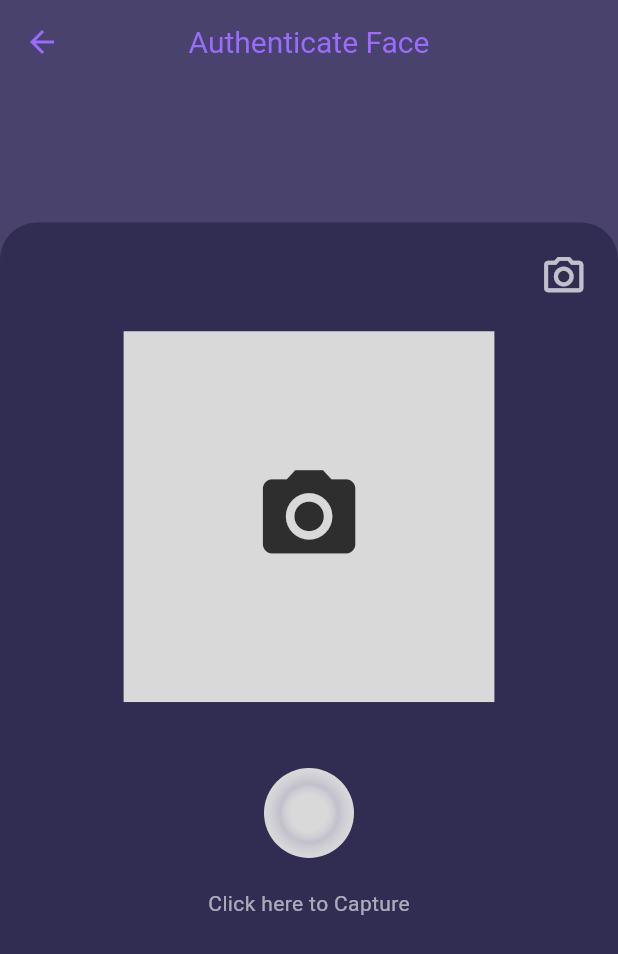
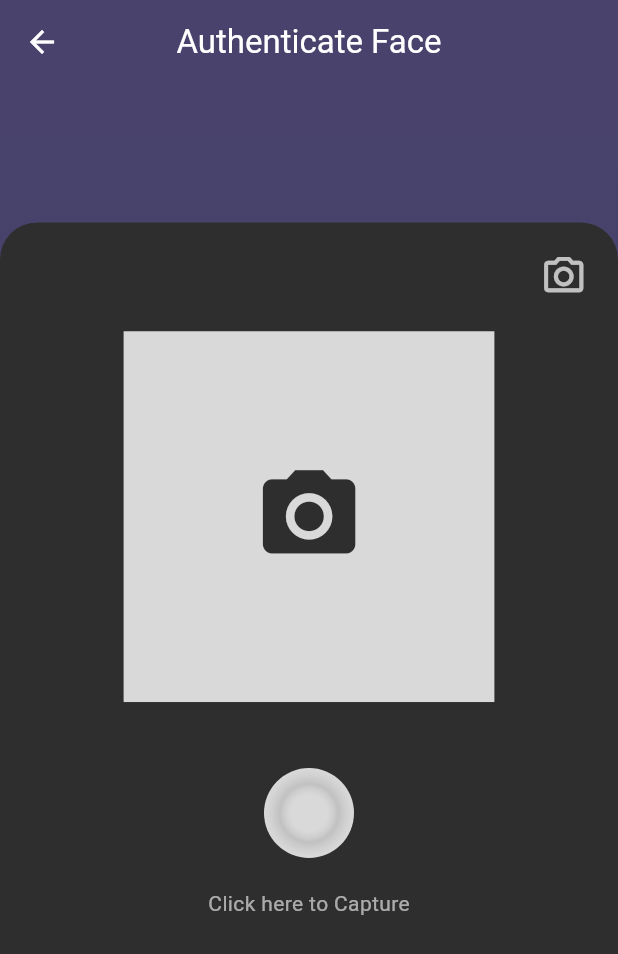
Before and after one commit to Lalit-Dhembre/BlueFace, a Flutter app: the AuthenticateFaceView screen opened directly with empty values, on a phone screen of 412 x 824 dp. Shown: the top 954 px of the screen. Run offline on Flutter 3.47's test engine with Material 3 defaults, Android fonts, the phone set to English and light mode, and no system bars; our stand-ins replace audioplayers, fluttertoast, get, image_picker, permission_handler, shared_preferences; missing offline and left inert: flutter_face_api, google_mlkit_face_detection, nearby_connections; accounts and stored records are empty.

Commit message:
final UI chnages

```diff
--- a/lib/Services/FaceAuth/FaceAuthentication/auth.dart
+++ b/lib/Services/FaceAuth/FaceAuthentication/auth.dart
@@ -2,7 +2,6 @@ import 'dart:convert';
 import 'dart:developer';
 import 'dart:math' as math;
 import 'dart:typed_data';
-
 import 'package:BlueFace/Model.dart';
 import 'package:BlueFace/Services/FaceAuth/FaceAuthentication/size.dart';
 import 'package:BlueFace/Services/FaceAuth/FaceAuthentication/snackbar.dart';
@@ -12,22 +11,18 @@ import 'package:flutter/material.dart';
 import 'package:flutter_face_api/face_api.dart' as regula;
 import 'package:google_mlkit_face_detection/google_mlkit_face_detection.dart';
 import 'package:shared_preferences/shared_preferences.dart';
-
 import '../../../StudentSide/AttendancePage.dart';
 import '../BackgroundProcess/ExtractFaceFeatures.dart';
 import 'CameraView.dart';
 import 'CustomButton.dart';
 import 'animatedView.dart';
-
 class AuthenticateFaceView extends StatefulWidget {
   final String subject_id;
   final StudentLogin student;
   const AuthenticateFaceView({super.key, required this.student, required this.subject_id});
-
   @override
   State<AuthenticateFaceView> createState() => _AuthenticateFaceViewState();
 }
-
 class _AuthenticateFaceViewState extends State<AuthenticateFaceView> {
   @override
   void initState() {
@@ -35,7 +30,6 @@ class _AuthenticateFaceViewState extends State<AuthenticateFaceView> {
     // Initialize the ScreenSizeUtil context here
     ScreenSizeUtil.context = context;
   }
-
   final AudioPlayer _audioPlayer = AudioPlayer();
   final FaceDetector _faceDetector = FaceDetector(
     options: FaceDetectorOptions(
@@ -46,7 +40,6 @@ class _AuthenticateFaceViewState extends State<AuthenticateFaceView> {
   FaceFeatures? _faceFeatures;
   var image1 = regula.MatchFacesImage();
   var image2 = regula.MatchFacesImage();
-
   final TextEditingController _nameController = TextEditingController();
   String _similarity = "";
   bool _canAuthenticate = false;
@@ -55,53 +48,54 @@ class _AuthenticateFaceViewState extends State<AuthenticateFaceView> {
   UserModel? loggingUser;
   bool isMatching = false;
   int trialNumber = 1;
-
   @override
   void dispose() {
     _faceDetector.close();
     _audioPlayer.dispose();
     super.dispose();
   }
-
   get _playScanningAudio => _audioPlayer
     ..setReleaseMode(ReleaseMode.loop)
     ..play(AssetSource("scan_beep.wav"));
-
   get _playFailedAudio => _audioPlayer
     ..stop()
     ..setReleaseMode(ReleaseMode.release)
     ..play(AssetSource("failed.mp3"));
-
   @override
   Widget build(BuildContext context) {
     return Scaffold(
       extendBodyBehindAppBar: true,
       appBar: AppBar(
         centerTitle: true,
-        backgroundColor: appBarColor,
-        title: const Text("Authenticate Face",style: TextStyle(fontSize: 20.0),),
-        titleTextStyle: const TextStyle(color: accent),
-        iconTheme: const IconThemeData(color: accent),
+        backgroundColor: background,
+        foregroundColor: Colors.white,
+        title: const Text("Authenticate Face"),
         elevation: 0,
       ),
       body: LayoutBuilder(
         builder: (context, constraints) {
+          // Ensure constraints is not null before accessing max dimensions
           double maxWidth = ScreenSizeUtil.screenWidth;
           double maxHeight = ScreenSizeUtil.screenHeight;
-
           return Stack(
             children: [
               Container(
                 width: maxWidth,
                 height: maxHeight,
                 decoration: const BoxDecoration(
-                    color: background,
+                  gradient: LinearGradient(
+                    begin: Alignment.topCenter,
+                    end: Alignment.bottomCenter,
+                    colors: [
+                      scaffoldTopGradientClr,
+                      scaffoldBottomGradientClr,
+                    ],
                   ),
                 ),
-
+              ),
               Align(
                 alignment: Alignment.bottomCenter,
-                child: SingleChildScrollView( // Wrap the Column in SingleChildScrollView
+                child: SingleChildScrollView(
                   child: Column(
                     mainAxisAlignment: MainAxisAlignment.end,
                     children: [
@@ -110,7 +104,7 @@ class _AuthenticateFaceViewState extends State<AuthenticateFaceView> {
                         width: double.infinity,
                         padding: EdgeInsets.fromLTRB(0.05.sw, 0.025.sh, 0.05.sw, 0),
                         decoration: BoxDecoration(
-                          color: accentOver,
+                          color: overlayContainerClr,
                           borderRadius: BorderRadius.only(
                             topLeft: Radius.circular(0.03.sh),
                             topRight: Radius.circular(0.03.sh),
@@ -164,53 +158,37 @@ class _AuthenticateFaceViewState extends State<AuthenticateFaceView> {
       ),
     );
   }
-
   Future<void> _setImage(Uint8List imageToAuthenticate) async {
     image2.bitmap = base64Encode(imageToAuthenticate);
     image2.imageType = regula.ImageType.PRINTED;
-
     setState(() {
       _canAuthenticate = true;
     });
   }
-
   double compareFaces(FaceFeatures face1, FaceFeatures face2) {
     double distEar1 = euclideanDistance(face1.rightEar!, face1.leftEar!);
     double distEar2 = euclideanDistance(face2.rightEar!, face2.leftEar!);
-
     double ratioEar = distEar1 / distEar2;
-
     double distEye1 = euclideanDistance(face1.rightEye!, face1.leftEye!);
     double distEye2 = euclideanDistance(face2.rightEye!, face2.leftEye!);
-
     double ratioEye = distEye1 / distEye2;
-
     double distCheek1 = euclideanDistance(face1.rightCheek!, face1.leftCheek!);
     double distCheek2 = euclideanDistance(face2.rightCheek!, face2.leftCheek!);
-
     double ratioCheek = distCheek1 / distCheek2;
-
     double distMouth1 = euclideanDistance(face1.rightMouth!, face1.leftMouth!);
     double distMouth2 = euclideanDistance(face2.rightMouth!, face2.leftMouth!);
-
     double ratioMouth = distMouth1 / distMouth2;
-
     double distNoseToMouth1 = euclideanDistance(face1.noseBase!, face1.bottomMouth!);
     double distNoseToMouth2 = euclideanDistance(face2.noseBase!, face2.bottomMouth!);
-
     double ratioNoseToMouth = distNoseToMouth1 / distNoseToMouth2;
-
     double ratio = (ratioEye + ratioEar + ratioCheek + ratioMouth + ratioNoseToMouth) / 5;
     log(ratio.toString(), name: "Ratio");
-
     return ratio;
   }
-
   double euclideanDistance(Points p1, Points p2) {
     final sqr = math.sqrt(math.pow((p1.x! - p2.x!), 2) + math.pow((p1.y! - p2.y!), 2));
     return sqr;
   }
-
   Future<void> _fetchUsersAndMatchFace() async {
     final prefs = await SharedPreferences.getInstance();
     final keys = prefs.getKeys(); // Get all keys from SharedPreferences
@@ -226,13 +204,11 @@ class _AuthenticateFaceViewState extends State<AuthenticateFaceView> {
         }
       }
     }
-
     log(users.length.toString(), name: "Filtered Users");
     setState(() {
       // Sort the users based on similarity.
       users.sort((a, b) => (b[1] as double).compareTo(a[1] as double));
     });
-
     if (users.isNotEmpty) {
       _matchFaces();
     } else {
@@ -249,24 +225,20 @@ class _AuthenticateFaceViewState extends State<AuthenticateFaceView> {
     for (List<dynamic> user in users) {
       image1.bitmap = (user[0] as UserModel).image;
       image1.imageType = regula.ImageType.PRINTED;
-
       var request = regula.MatchFacesRequest();
       request.images = [image1, image2];
       dynamic value = await regula.FaceSDK.matchFaces(jsonEncode(request));
-
       var response = regula.MatchFacesResponse.fromJson(json.decode(value));
       dynamic str = await regula.FaceSDK.matchFacesSimilarityThresholdSplit(
         jsonEncode(response!.results),
         0.75,
       );
-
       var split = regula.MatchFacesSimilarityThresholdSplit.fromJson(json.decode(str));
       setState(() {
         _similarity = split!.matchedFaces.isNotEmpty
             ? (split.matchedFaces[0]!.similarity! * 100).toStringAsFixed(2)
             : "error";
         log("similarity: $_similarity");
-
         if (_similarity != "error" && double.parse(_similarity) > 90.00) {
           faceMatched = true;
           loggingUser = user[0] as UserModel;
@@ -274,18 +246,15 @@ class _AuthenticateFaceViewState extends State<AuthenticateFaceView> {
           faceMatched = false;
         }
       });
-
       if (faceMatched) {
         _audioPlayer
           ..stop()
           ..setReleaseMode(ReleaseMode.release)
           ..play(AssetSource("success.mp3"));
-
         setState(() {
           trialNumber = 1;
           isMatching = false;
         });
-
         if (mounted) {
           Navigator.of(context).push(
             MaterialPageRoute(
@@ -298,7 +267,6 @@ class _AuthenticateFaceViewState extends State<AuthenticateFaceView> {
         break;
       }
     }
-
     if (!faceMatched) {
       if (trialNumber == 4) {
         setState(() => trialNumber = 1);
@@ -312,7 +280,6 @@ class _AuthenticateFaceViewState extends State<AuthenticateFaceView> {
           isMatching = false;
           trialNumber++;
         });
-
         showDialog(
           context: context,
           builder: (context) {
@@ -370,12 +337,10 @@ class _AuthenticateFaceViewState extends State<AuthenticateFaceView> {
       }
     }
   }
-
   Future<void> _fetchUserByName(String name) async {
     final prefs = await SharedPreferences.getInstance();
     final keys = prefs.getKeys(); // Get all keys from SharedPreferences
     users.clear();
-
     for (var key in keys) {
       final userJson = prefs.getString(key);
       if (userJson != null) {
@@ -386,7 +351,6 @@ class _AuthenticateFaceViewState extends State<AuthenticateFaceView> {
         }
       }
     }
-
     if (users.isNotEmpty) {
       _matchFaces();
     } else {
@@ -396,7 +360,6 @@ class _AuthenticateFaceViewState extends State<AuthenticateFaceView> {
       );
     }
   }
-
   void _showFailureDialog({required String title, required String description}) {
     showDialog(
       context: context,
@@ -404,14 +367,12 @@ class _AuthenticateFaceViewState extends State<AuthenticateFaceView> {
         Future.delayed(const Duration(seconds: 2), () {
           Navigator.of(context).pop(true);
         });
-
         return AlertDialog(
           title: Text(title),
           content: Text(description),
         );
       },
     );
-
     setState(() {
       isMatching = false;
       _playFailedAudio;
--- a/lib/StudentSide/StudentHomepage.dart
+++ b/lib/StudentSide/StudentHomepage.dart
@@ -68,9 +68,10 @@ class _StudentLoggedInState extends State<StudentLoggedIn> {
       appBar: AppBar(
         title: Text(
           'Hello ${widget.student.name} !',
-          style: TextStyle(color: accent), // Ensure text is readable
+          style: TextStyle(color: Colors.white), // Ensure text is readable
         ),
-        backgroundColor: accentOver, // Make AppBar transparent
+        backgroundColor: accentOver,
+        foregroundColor: Colors.white,// Make AppBar transparent
         elevation: 0,
         iconTheme: const IconThemeData(color: accent),// Remove shadow
         shape: RoundedRectangleBorder(
```
Also changed, not shown: lib/Services/FaceAuth/FaceAuthentication/animatedView.dart (+41 -44 lines), lib/StudentSide/AttendancePage.dart (+22 -16 lines).
